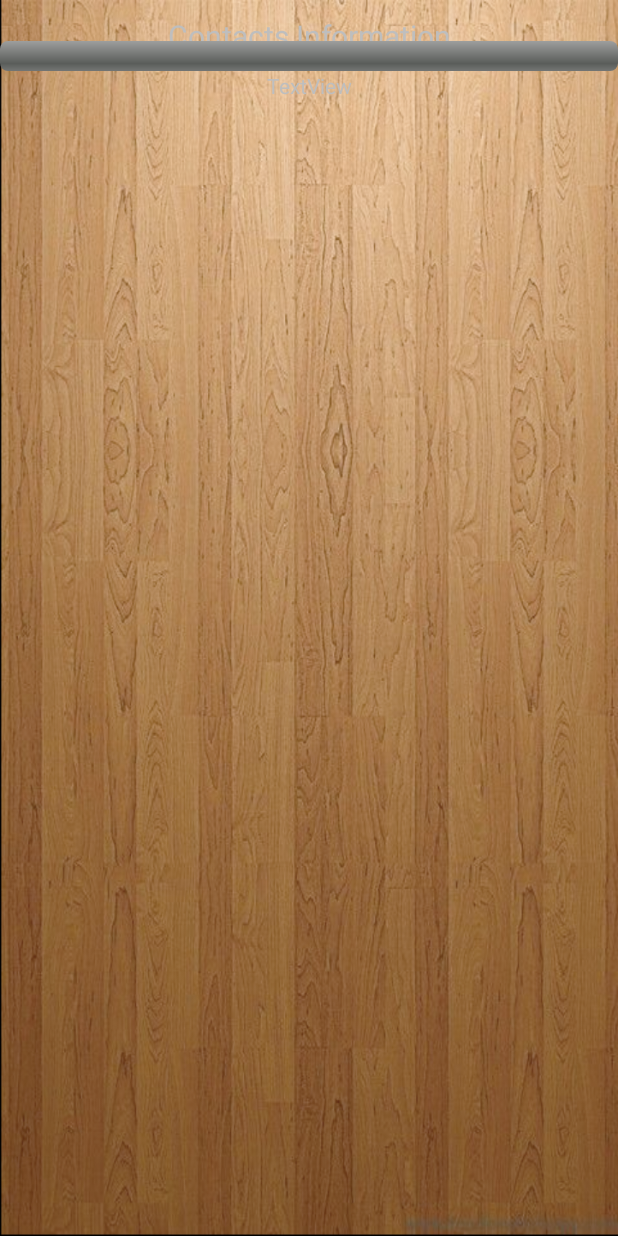
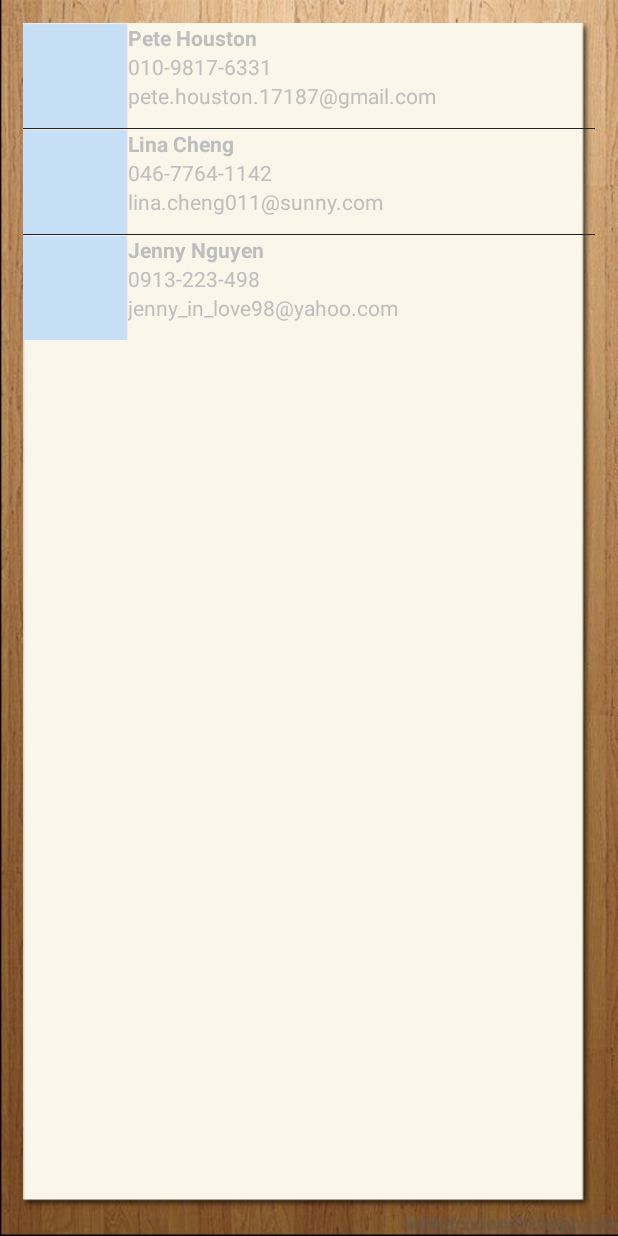
Before and after one commit to BennyFranco/SimplePhone, an Android app: the screen it shows after launch (MainActivity), on a phone screen of 412 x 824 dp. Run offline under Robolectric (Android 15) with nearby library versions, the phone set to English and light mode, and no system bars.

Commit message:
Address book module its operating

```diff
--- a/contactos/src/main/java/mx/itson/contactos/MainActivity.java
+++ b/contactos/src/main/java/mx/itson/contactos/MainActivity.java
@@ -1,91 +1,35 @@
 package mx.itson.contactos;
+
 import android.app.Activity;
-import android.content.ContentResolver;
-import android.database.Cursor;
-import android.net.Uri;
+import android.graphics.BitmapFactory;
 import android.os.Bundle;
-import android.provider.ContactsContract;
-import android.widget.TextView;
+import android.widget.ListView;
+
+import java.util.ArrayList;
+import java.util.List;
 
 public class MainActivity extends Activity {
-    public TextView outputText;
+
+    private ListView lvPhone;
 
     @Override
     public void onCreate(Bundle savedInstanceState) {
         super.onCreate(savedInstanceState);
         setContentView(R.layout.activity_main);
-        outputText = (TextView) findViewById(R.id.textView1);
-        fetchContacts();
+
+        lvPhone = (ListView)findViewById(R.id.listPhone);
+
+        List<PhoneBook> listPhoneBook = new ArrayList<PhoneBook>();
+        listPhoneBook.add(new PhoneBook(
+                BitmapFactory.decodeResource(getResources(), R.drawable.no_photo),
+                "Pete Houston", "010-9817-6331", "pete.houston.17187@gmail.com"));
+        listPhoneBook.add(new PhoneBook(
+                BitmapFactory.decodeResource(getResources(), R.drawable.no_photo),
+                "Lina Cheng", "046-7764-1142", "lina.cheng011@sunny.com"));
+        listPhoneBook.add(new PhoneBook(
+                BitmapFactory.decodeResource(getResources(), R.drawable.no_photo),
+                "Jenny Nguyen", "0913-223-498", "jenny_in_love98@yahoo.com"));
+        PhoneBookAdapter adapter = new PhoneBookAdapter(this, listPhoneBook);
+        lvPhone.setAdapter(adapter);
     }
-
-    public void fetchContacts() {
-
-        String phoneNumber = null;
-        String email = null;
-
-        Uri CONTENT_URI = ContactsContract.Contacts.CONTENT_URI;
-        String _ID = ContactsContract.Contacts._ID;
-        String DISPLAY_NAME = ContactsContract.Contacts.DISPLAY_NAME;
-        String HAS_PHONE_NUMBER = ContactsContract.Contacts.HAS_PHONE_NUMBER;
-
-        Uri PhoneCONTENT_URI = ContactsContract.CommonDataKinds.Phone.CONTENT_URI;
-        String Phone_CONTACT_ID = ContactsContract.CommonDataKinds.Phone.CONTACT_ID;
-        String NUMBER = ContactsContract.CommonDataKinds.Phone.NUMBER;
-
-        Uri EmailCONTENT_URI =  ContactsContract.CommonDataKinds.Email.CONTENT_URI;
-        String EmailCONTACT_ID = ContactsContract.CommonDataKinds.Email.CONTACT_ID;
-        String DATA = ContactsContract.CommonDataKinds.Email.DATA;
-
-        StringBuffer output = new StringBuffer();
-
-        ContentResolver contentResolver = getContentResolver();
-
-        Cursor cursor = contentResolver.query(CONTENT_URI, null,null, null, null);
-
-        // Loop for every contact in the phone
-        if (cursor.getCount() > 0) {
-
-            while (cursor.moveToNext()) {
-
-                String contact_id = cursor.getString(cursor.getColumnIndex( _ID ));
-                String name = cursor.getString(cursor.getColumnIndex( DISPLAY_NAME ));
-
-                int hasPhoneNumber = Integer.parseInt(cursor.getString(cursor.getColumnIndex( HAS_PHONE_NUMBER )));
-
-                if (hasPhoneNumber > 0) {
-
-                    output.append("\n First Name:" + name);
-
-                    // Query and loop for every phone number of the contact
-                    Cursor phoneCursor = contentResolver.query(PhoneCONTENT_URI, null, Phone_CONTACT_ID + " = ?", new String[] { contact_id }, null);
-
-                    while (phoneCursor.moveToNext()) {
-                        phoneNumber = phoneCursor.getString(phoneCursor.getColumnIndex(NUMBER));
-                        output.append("\n Phone number:" + phoneNumber);
-
-                    }
-
-                    phoneCursor.close();
-
-                    // Query and loop for every email of the contact
-                    Cursor emailCursor = contentResolver.query(EmailCONTENT_URI,	null, EmailCONTACT_ID+ " = ?", new String[] { contact_id }, null);
-
-                    while (emailCursor.moveToNext()) {
-
-                        email = emailCursor.getString(emailCursor.getColumnIndex(DATA));
-
-                        output.append("\nEmail:" + email);
-
-                    }
-
-                    emailCursor.close();
-                }
-
-                output.append("\n");
-            }
-
-            outputText.setText(output);
-        }
-    }
-
 }
--- /dev/null
+++ b/contactos/src/main/java/mx/itson/contactos/PhoneBook.java
@@ -0,0 +1,49 @@
+package mx.itson.contactos;
+
+import android.graphics.Bitmap;
+
+/**
+ * Created by Benny on 11/05/16.
+ */
+
+public class PhoneBook {
+    private Bitmap mAvatar;
+    private String mName;
+    private String mPhone;
+    private String mEmail;
+
+    public PhoneBook(Bitmap avatar, String name, String phone, String email) {
+        mAvatar = avatar;
+        mName = name;
+        mPhone = phone;
+        mEmail = email;
+    }
+
+    public void setAvatar(Bitmap avatar) {
+        mAvatar = avatar;
+    }
+    public Bitmap getAvatar() {
+        return mAvatar;
+    }
+
+    public void setName(String name) {
+        mName = name;
+    }
+    public String getName() {
+        return mName;
+    }
+
+    public void setPhone(String phone) {
+        mPhone = phone;
+    }
+    public String getPhone() {
+        return mPhone;
+    }
+
+    public void setEmail(String email) {
+        mEmail = email;
+    }
+    public String getEmail() {
+        return mEmail;
+    }
+}
--- /dev/null
+++ b/contactos/src/main/java/mx/itson/contactos/PhoneBookAdapter.java
@@ -0,0 +1,71 @@
+package mx.itson.contactos;
+
+import java.util.List;
+
+import android.content.Context;
+import android.view.LayoutInflater;
+import android.view.View;
+import android.view.ViewGroup;
+import android.widget.BaseAdapter;
+import android.widget.ImageView;
+import android.widget.TextView;
+
+/**
+ * Created by Benny on 11/05/16.
+ */
+public class PhoneBookAdapter extends BaseAdapter {
+    private Context mContext;
+    private List<PhoneBook> mListPhoneBook;
+
+    public PhoneBookAdapter(Context context, List<PhoneBook> list) {
+        mContext = context;
+        mListPhoneBook = list;
+
+    }
+
+    @Override
+    public int getCount() {
+        return mListPhoneBook.size();
+    }
+
+    @Override
+    public Object getItem(int pos) {
+        return mListPhoneBook.get(pos);
+    }
+
+    @Override
+    public long getItemId(int pos) {
+        return pos;
+    }
+
+    @Override
+    public View getView(int pos, View convertView, ViewGroup parent) {
+        // get selected entry
+        PhoneBook entry = mListPhoneBook.get(pos);
+
+        // inflating list view layout if null
+        if(convertView == null) {
+            LayoutInflater inflater = LayoutInflater.from(mContext);
+            convertView = inflater.inflate(R.layout.phonebook_row, null);
+        }
+
+        // set avatar
+        ImageView ivAvatar = (ImageView)convertView.findViewById(R.id.imgAvatar);
+        ivAvatar.setImageBitmap(entry.getAvatar());
+
+        // set name
+        TextView tvName = (TextView)convertView.findViewById(R.id.tvName);
+        tvName.setText(entry.getName());
+
+        // set phone
+        TextView tvPhone = (TextView)convertView.findViewById(R.id.tvPhone);
+        tvPhone.setText(entry.getPhone());
+
+        // set email
+        TextView tvEmail = (TextView)convertView.findViewById(R.id.tvEmail);
+        tvEmail.setText(entry.getEmail());
+
+        return convertView;
+    }
+
+}
--- a/contactos/src/main/res/layout/activity_main.xml
+++ b/contactos/src/main/res/layout/activity_main.xml
@@ -1,40 +1,20 @@
 <?xml version="1.0" encoding="utf-8"?>
-<RelativeLayout xmlns:android="http://schemas.android.com/apk/res/android"
-    xmlns:tools="http://schemas.android.com/tools"
-    android:layout_width="match_parent"
-    android:layout_height="match_parent"
-    tools:context=".MainActivity"
+<LinearLayout xmlns:android="http://schemas.android.com/apk/res/android"
+    android:layout_width="fill_parent"
+    android:layout_height="fill_parent"
     android:background="@drawable/background1">
 
-    <TextView
-        android:id="@+id/textView"
-        android:layout_width="wrap_content"
-        android:layout_height="wrap_content"
-        android:layout_alignParentLeft="true"
-        android:layout_alignParentRight="true"
-        android:layout_alignParentTop="true"
-        android:layout_margin="10dp"
-        android:textSize="20dp"
-        android:gravity="center"
-        android:text="Contacts Information" />
+    <LinearLayout
+        android:layout_width="fill_parent"
+        android:layout_height="fill_parent"
+        android:layout_margin="15dp"
+        android:background="@drawable/background_apps">
 
-    <TextView
-        android:id="@+id/textView1"
-        android:layout_width="wrap_content"
-        android:layout_height="wrap_content"
-        android:layout_alignLeft="@+id/textView"
-        android:layout_alignRight="@+id/textView"
-        android:layout_below="@+id/textView"
-        android:gravity="center"
-        android:text="TextView" />
+        <ListView
+            android:id="@+id/listPhone"
+            android:layout_width="fill_parent"
+            android:layout_height="wrap_content"
 
-    <ProgressBar
-        android:id="@+id/progressBar1"
-        style="?android:attr/progressBarStyleHorizontal"
-        android:layout_width="wrap_content"
-        android:layout_height="wrap_content"
-        android:layout_above="@+id/textView1"
-        android:layout_alignParentLeft="true"
-        android:layout_alignParentRight="true" />
-
-</RelativeLayout>
+            />
+    </LinearLayout>
+</LinearLayout>
--- /dev/null
+++ b/contactos/src/main/res/layout/phonebook_row.xml
@@ -0,0 +1,42 @@
+<?xml version="1.0" encoding="utf-8"?>
+<LinearLayout xmlns:android="http://schemas.android.com/apk/res/android"
+    android:orientation="horizontal"
+    android:layout_width="fill_parent"
+    android:layout_height="fill_parent"
+    >
+
+    <ImageView
+        android:id="@+id/imgAvatar"
+        android:layout_width="70dip"
+        android:layout_height="70dip"
+        android:scaleType="fitCenter"
+        />
+
+    <LinearLayout
+        android:orientation="vertical"
+        android:layout_width="fill_parent"
+        android:layout_height="wrap_content"
+        >
+
+        <TextView
+            android:id="@+id/tvName"
+            android:layout_width="fill_parent"
+            android:layout_height="wrap_content"
+            android:textStyle="bold"
+            />
+
+        <TextView
+            android:id="@+id/tvPhone"
+            android:layout_width="fill_parent"
+            android:layout_height="wrap_content"
+            />
+
+        <TextView
+            android:id="@+id/tvEmail"
+            android:layout_width="fill_parent"
+            android:layout_height="wrap_content"
+            />
+
+    </LinearLayout>
+
+</LinearLayout>
--- a/contactos/src/main/res/values/colors.xml
+++ b/contactos/src/main/res/values/colors.xml
@@ -3,4 +3,11 @@
     <color name="colorPrimary">#3F51B5</color>
     <color name="colorPrimaryDark">#303F9F</color>
     <color name="colorAccent">#FF4081</color>
+
+    <!-- Simple Phone Colors! -->
+    <color name="white">#ffffff</color>
+    <color name="defaultBackgroundColor">#F2A017</color>
+    <color name="selectCharacterButton">#dd6b20</color>
+    <color name="selectTextColor">#EB9022</color>
+    <color name="luisTitlesColor">#0084c9</color>
 </resources>
```
Also changed, not shown: contactos/src/main/res/drawable/no_photo.png (added).
